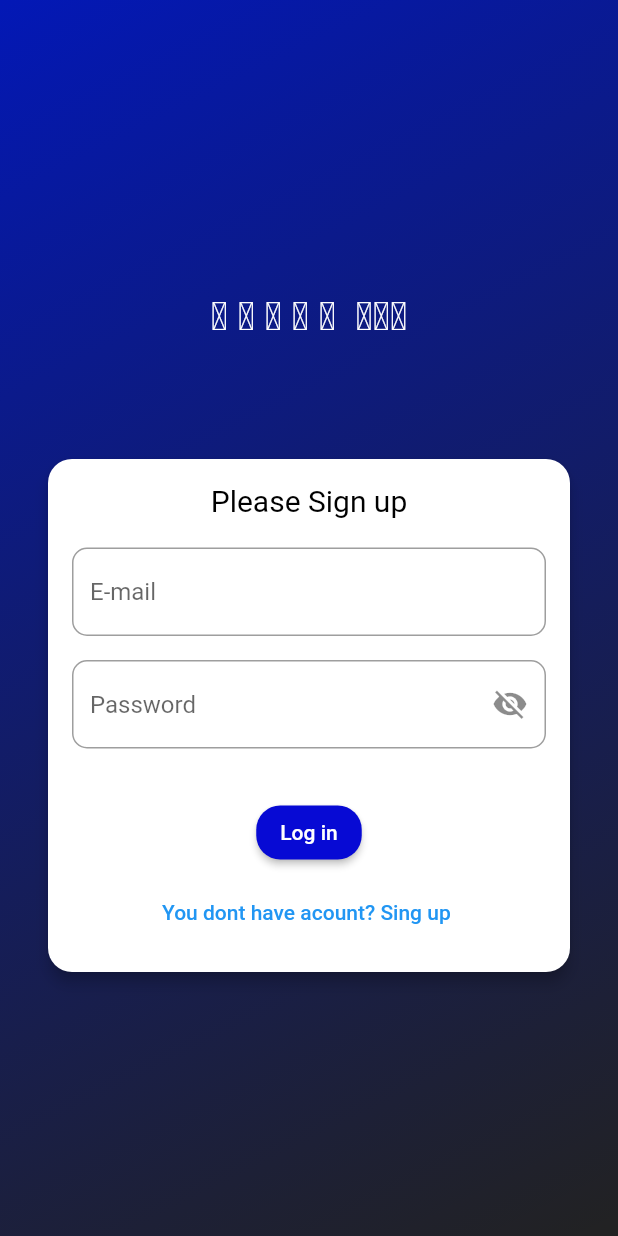
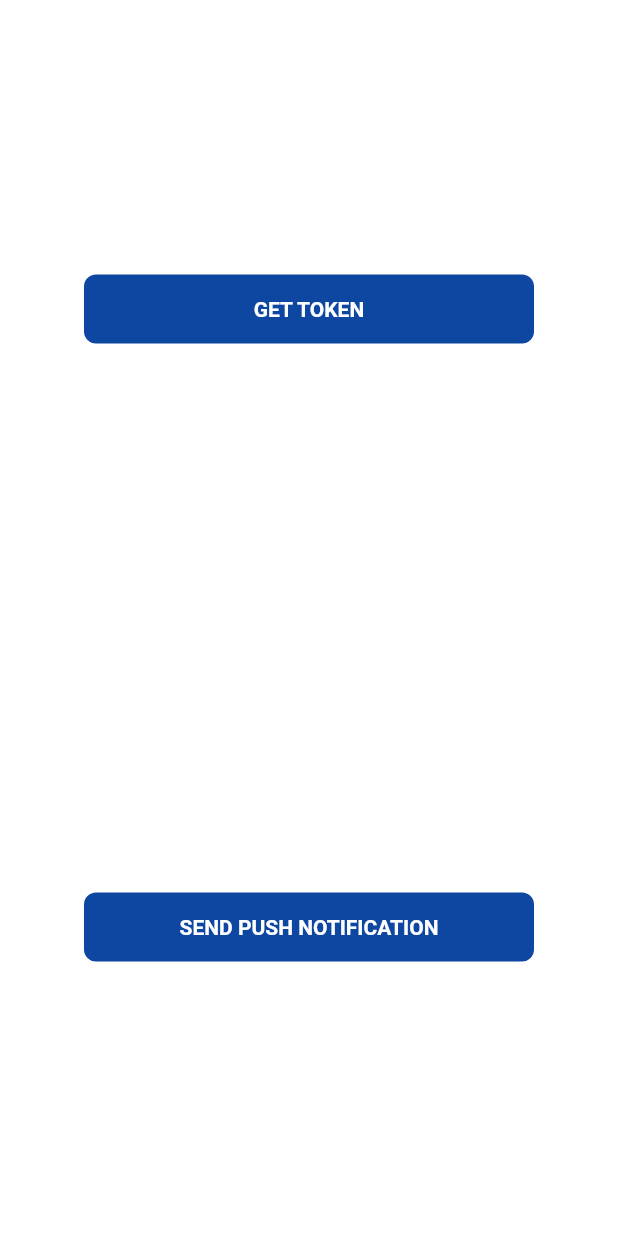
Before and after one commit to JanibekJali/Kezek, a Flutter app: the screen it shows after launch, on a phone screen of 412 x 824 dp. Run offline on Flutter 3.47's test engine with Material 2 defaults, Android fonts, the light colour scheme and no system bars; our stand-ins replace animated_theme_switcher, awesome_notifications, equatable, firebase_auth, firebase_core, flutter_rating_bar and 2 more; accounts and stored records are empty.

Commit message:
send messeges started

```diff
--- a/lib/app/views/catalogs/profile.dart
+++ b/lib/app/views/catalogs/profile.dart
@@ -1,6 +1,7 @@
 import 'package:flutter/cupertino.dart';
 import 'package:flutter/material.dart';
 import 'package:flutter_rating_bar/flutter_rating_bar.dart';
+import 'package:kazek/app/views/catalogs/widgets/get_in_line_widgets.dart';
 
 class Profile extends StatelessWidget {
   Profile({Key? key}) : super(key: key);
@@ -97,23 +98,8 @@ class Profile extends StatelessWidget {
                     ),
                   ),
                   //
-                  InkWell(
-                    onTap: () {},
-                    child: Container(
-                        width: 300,
-                        padding: const EdgeInsets.symmetric(
-                          vertical: 15,
-                        ),
-                        decoration: BoxDecoration(
-                          borderRadius: BorderRadius.circular(8),
-                          color: Colors.blue[900],
-                        ),
-                        child: Text(
-                          'Get in line'.toUpperCase(),
-                          textAlign: TextAlign.center,
-                          style: TextStyle(
-                              color: Colors.white, fontWeight: FontWeight.w700),
-                        )),
+                  GetInLineWidgets(
+                    text: 'Get in line',
                   )
                 ]),
               ),
--- /dev/null
+++ b/lib/app/views/catalogs/widgets/get_in_line_widgets.dart
@@ -0,0 +1,29 @@
+import 'package:flutter/material.dart';
+
+class GetInLineWidgets extends StatelessWidget {
+  const GetInLineWidgets({
+    super.key,
+    required this.text,
+  });
+  final String text;
+  @override
+  Widget build(BuildContext context) {
+    return InkWell(
+      onTap: () {},
+      child: Container(
+          width: 300,
+          padding: const EdgeInsets.symmetric(
+            vertical: 15,
+          ),
+          decoration: BoxDecoration(
+            borderRadius: BorderRadius.circular(8),
+            color: Colors.blue[900],
+          ),
+          child: Text(
+            '$text'.toUpperCase(),
+            textAlign: TextAlign.center,
+            style: TextStyle(color: Colors.white, fontWeight: FontWeight.w700),
+          )),
+    );
+  }
+}
--- a/lib/app/views/register/home_page.dart
+++ b/lib/app/views/register/home_page.dart
@@ -7,12 +7,12 @@ import 'package:kazek/app/views/register/second_page.dart';
 import 'package:kazek/components/nav_bottom/bottom_navigation.dart';
 import 'package:kazek/data/models/user_model.dart';
 
-class HomeView extends StatefulWidget {
+class HomePageRegister extends StatefulWidget {
   @override
-  _HomeViewState createState() => _HomeViewState();
+  _HomePageRegisterState createState() => _HomePageRegisterState();
 }
 
-class _HomeViewState extends State<HomeView> {
+class _HomePageRegisterState extends State<HomePageRegister> {
   final GlobalKey<FormState> _formKey = GlobalKey<FormState>();
   final TextEditingController nameController = TextEditingController();
   final TextEditingController emailController = TextEditingController();
--- a/lib/app/views/register/second_page.dart
+++ b/lib/app/views/register/second_page.dart
@@ -247,7 +247,7 @@ class _SecondPageState extends State<SecondPage> {
                                   Navigator.push(
                                       context,
                                       MaterialPageRoute(
-                                          builder: (context) => HomeView()));
+                                          builder: (context) => HomePageRegister()));
                                 },
                                 child: Text('You alredy have acount? Sing in '))
                           ],
--- /dev/null
+++ b/lib/app/views/sed meseges/sedMeseges.dart
@@ -0,0 +1,30 @@
+import 'package:flutter/material.dart';
+import 'package:kazek/app/views/catalogs/widgets/get_in_line_widgets.dart';
+
+class SedMeseges extends StatefulWidget {
+  const SedMeseges({Key? key}) : super(key: key);
+
+  @override
+  _SedMesegesState createState() => _SedMesegesState();
+}
+
+class _SedMesegesState extends State<SedMeseges> {
+  @override
+  Widget build(BuildContext context) {
+    return const Scaffold(
+      body: Center(
+        child: Column(
+          mainAxisAlignment: MainAxisAlignment.spaceAround,
+          children: [
+            GetInLineWidgets(
+              text: 'Get token',
+            ),
+            GetInLineWidgets(
+              text: 'Send Push Notification',
+            ),
+          ],
+        ),
+      ),
+    );
+  }
+}
--- a/lib/main.dart
+++ b/lib/main.dart
@@ -1,19 +1,21 @@
 import 'package:animated_theme_switcher/animated_theme_switcher.dart';
+import 'package:awesome_notifications/awesome_notifications.dart';
 import 'package:flutter/material.dart';
-import 'package:kazek/app/views/register/home_page.dart';
-import 'package:kazek/app/views/search/search_bar.dart';
+import 'package:kazek/app/views/sed%20meseges/sedMeseges.dart';
 import 'package:kazek/components/constants/theme_const.dart';
-import 'package:kazek/components/nav_bottom/bottom_navigation.dart';
 import 'package:firebase_core/firebase_core.dart';
 import 'firebase_options.dart';
 
 void main() async {
+  // AwesomeNotifications().initialize();
+
   WidgetsFlutterBinding.ensureInitialized();
   await Firebase.initializeApp(
     options: DefaultFirebaseOptions.currentPlatform,
   );
   runApp(App());
 }
+//11 minut
 
 class App extends StatelessWidget {
   const App({super.key});
@@ -28,7 +30,8 @@ class App extends StatelessWidget {
         builder: (_, myTheme) {
           return MaterialApp(
             theme: myTheme,
-            home: HomeView(),
+            // home: HomePageRegister(),
+            home: SedMeseges(),
 
             // home: SearchScreen(),
 
--- a/pubspec.yaml
+++ b/pubspec.yaml
@@ -46,7 +46,8 @@ dependencies:
   youtube_player_flutter: ^8.1.2
 
   go_router: ^12.0.1
-
+  firebase_messaging: ^14.7.3
+  awesome_notifications: ^0.8.2
 
 dev_dependencies:
   flutter_test:
```
Also changed, not shown: pubspec.lock.
